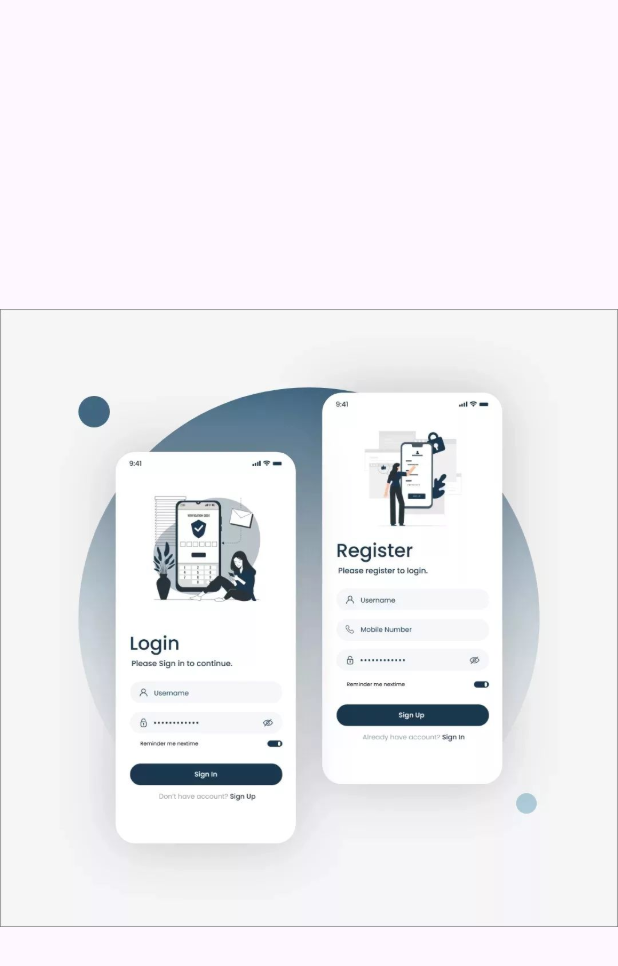
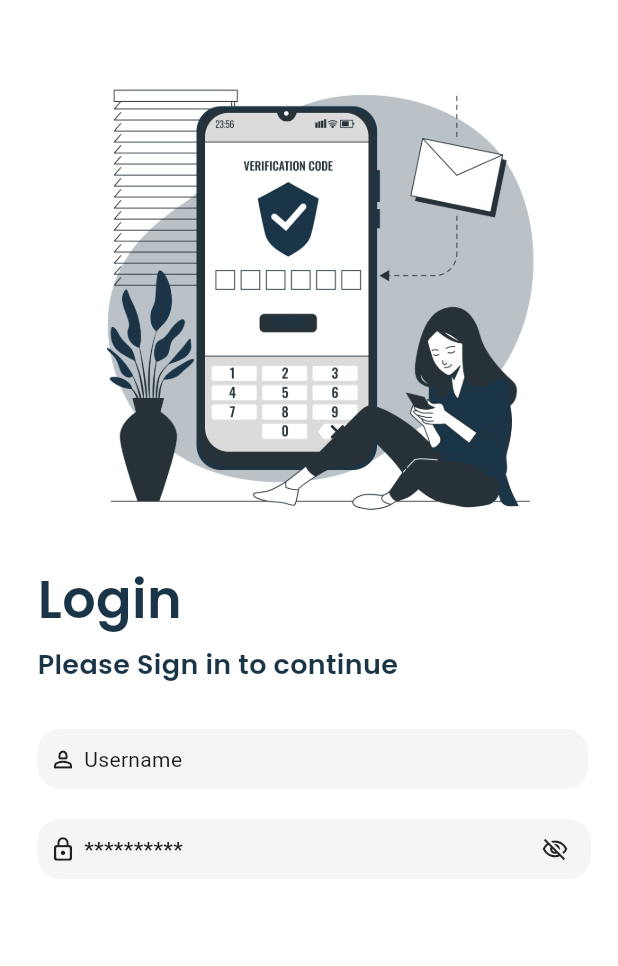
Before and after one commit to me-sarvar/login_reg, a Flutter app: the screen it shows after launch, on a phone screen of 412 x 824 dp. Shown: the top 966 px of the screen. Run offline on Flutter 3.47's test engine with Material 3 defaults, Android fonts, the phone set to English and light mode, and no system bars; our stand-ins replace google_fonts.

Commit message:
Image and some textfields are created

```diff
--- /dev/null
+++ b/lib/login.dart
@@ -0,0 +1,110 @@
+// ignore_for_file: prefer_const_constructors, prefer_const_literals_to_create_immutables
+
+import 'package:flutter/material.dart';
+import 'package:google_fonts/google_fonts.dart';
+
+class LoginPage extends StatefulWidget {
+  const LoginPage({super.key});
+
+  @override
+  State<LoginPage> createState() => _LoginPageState();
+}
+
+class _LoginPageState extends State<LoginPage> {
+  @override
+  Widget build(BuildContext context) {
+    return Scaffold(
+      backgroundColor: Colors.white,
+      body: Column(
+        crossAxisAlignment: CrossAxisAlignment.start, // Align children to start
+        children: [
+          Padding(
+            padding: const EdgeInsets.only(top: 50.0, left: 15.0),
+            child: Center(
+              child: Image.asset(
+                'assets/images/OTP-bro.png',
+                width: 300,
+              ),
+            ),
+          ),
+          Padding(
+            padding: const EdgeInsets.only(top: 25.0, left: 25.0), // Adjust padding around the text
+            child: Text(
+              "Login",
+              style: GoogleFonts.poppins(
+                fontSize: 35,
+                fontWeight: FontWeight.w600,
+                color: Color(0xFF193547),
+              ),
+            ),
+          ),
+          Padding(
+            padding: const EdgeInsets.only(top: 5.0, left: 25.0, bottom: 20.0), // Adjust padding around the text
+            child: Text(
+              "Please Sign in to continue",
+              style: GoogleFonts.poppins(
+                fontSize: 18.0,
+                fontWeight: FontWeight.w600,
+                color: Color(0xFF193547),
+              ),
+            ),
+          ),
+          Padding(
+            padding: const EdgeInsets.only(left: 15.0, right: 10.0),
+            child: Container(
+              width: 380.0,
+              height: 40.0,
+              margin: EdgeInsets.all(10.0),
+              decoration: BoxDecoration(
+                borderRadius: BorderRadius.circular(15.0),
+                color: Colors.grey[100]
+              ),
+              child: Row(
+                children: [
+                  Padding(
+                    padding: const EdgeInsets.only(right: 5.0, left: 8.0),
+                    child: Icon(Icons.person_2_outlined, size: 18.0),
+                  ),
+                  Text("Username")
+                ],
+              ),
+            ),
+          ),
+          Padding(
+            padding: const EdgeInsets.only(left:15.0, right: 8.0),
+            child: Container(
+              width: 380.0,
+              height: 40.0,
+              margin: EdgeInsets.all(10.0),
+              decoration: BoxDecoration(
+                borderRadius: BorderRadius.circular(15.0),
+                color: Colors.grey[100]
+              ),
+              child: Row(
+                children: [
+                  Padding(
+                    padding: const EdgeInsets.only(left: 8.0, right: 5.0),
+                    child: Icon(Icons.lock_outline_rounded, size: 18.0,),
+                  ),
+                  Expanded(
+                    child: Text(
+                      "**********",
+                      style: TextStyle(
+                        fontSize: 14,
+                        fontWeight: FontWeight.bold,
+                      ),
+                    ),
+                  ),
+                  Padding(
+                    padding: const EdgeInsets.only(right: 15.0),
+                    child: Icon(Icons.visibility_off_outlined, size: 18.0,),
+                  ),
+                ],
+              ),
+            ),
+          ),
+        ],
+      ),
+    );
+  }
+}
--- a/lib/main.dart
+++ b/lib/main.dart
@@ -1,4 +1,5 @@
 import 'package:flutter/material.dart';
+import 'package:login_reg/login.dart';
 
 void main() {
   runApp(const MainApp());
@@ -10,11 +11,8 @@ class MainApp extends StatelessWidget {
   @override
   Widget build(BuildContext context) {
     return const MaterialApp(
-      home: Scaffold(
-        body: Center(
-          child: Image(image: AssetImage("assets/images/ui.jpg")),
-        ),
-      ),
+      debugShowCheckedModeBanner: false,
+      home: LoginPage()
     );
   }
 }
--- a/pubspec.yaml
+++ b/pubspec.yaml
@@ -9,6 +9,8 @@ environment:
 dependencies:
   flutter:
     sdk: flutter
+  flutter_svg: ^2.0.10+1
+  google_fonts: ^6.2.1
 
 dev_dependencies:
   flutter_test:
```
Also changed, not shown: assets/images/Enter OTP-bro.svg (added), assets/images/OTP-bro.png (added), assets/images/login-bro.svg (added), assets/images/login-pana.png (added), assets/images/login-pana.svg (added), pubspec.lock.
